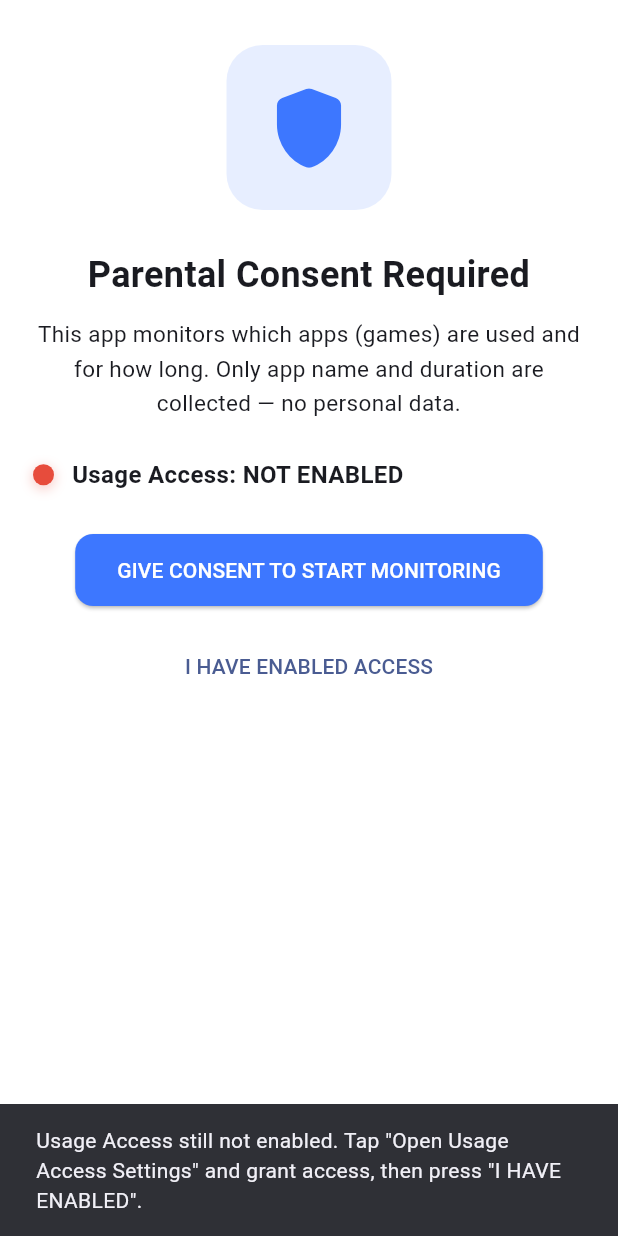
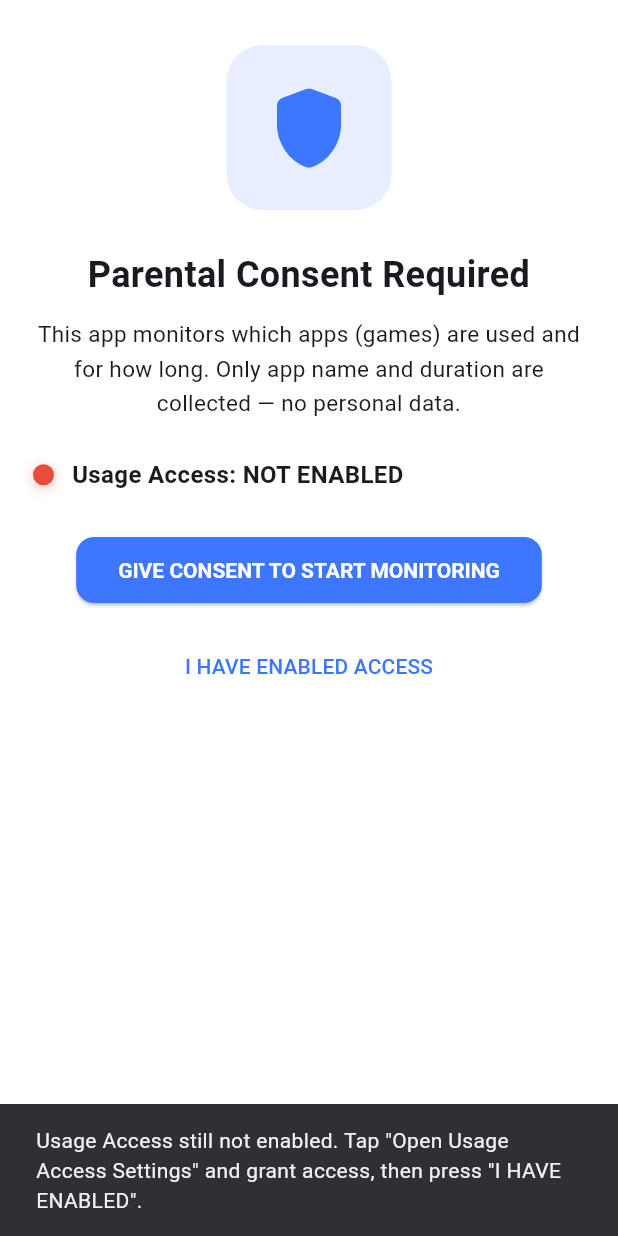
Before and after one commit to Jeseem24/gaming_monitor_app, a Flutter app: the screen it shows after launch, after a tap on "I HAVE ENABLED ACCESS", on a phone screen of 412 x 824 dp. Run offline on Flutter 3.47's test engine with Material 3 defaults, Android fonts, the phone set to English and light mode, and no system bars; our stand-ins replace permission_handler, shared_preferences, sqflite; accounts and stored records are empty; network calls fail.

Commit message:
Update main app bootstrap and routing

```diff
--- a/lib/main.dart
+++ b/lib/main.dart
@@ -1,13 +1,16 @@
 // lib/main.dart
+
 import 'package:flutter/material.dart';
 import 'package:shared_preferences/shared_preferences.dart';
 import 'package:permission_handler/permission_handler.dart';
 
-// FIXED: All imports converted to safe relative imports
+// Screens
 import 'screens/installed_games_screen.dart';
 import 'screens/consent_screen.dart';
 import 'screens/notification_gate_screen.dart';
 import 'screens/pin_create_screen.dart';
+import 'screens/login_screen.dart';
+import 'screens/child_selection_screen.dart';
 import 'screens/monitoring_screen.dart';
 
 void main() async {
@@ -20,20 +23,58 @@ class GamingMonitorApp extends StatelessWidget {
 
   @override
   Widget build(BuildContext context) {
+    const primaryBlue = Color(0xFF3D77FF);
+
     return MaterialApp(
       title: 'Gaming Monitor',
       debugShowCheckedModeBanner: false,
+
+      // ============================================================
+      //                      GLOBAL THEME
+      // ============================================================
       theme: ThemeData(
-        colorScheme: ColorScheme.fromSeed(seedColor: const Color(0xFF3D77FF)),
+        colorScheme: ColorScheme.fromSeed(
+          seedColor: primaryBlue,
+          primary: primaryBlue,
+          secondary: primaryBlue,
+        ),
+
         scaffoldBackgroundColor: Colors.white,
+
+        appBarTheme: const AppBarTheme(
+          backgroundColor: primaryBlue,
+          foregroundColor: Colors.white,
+          elevation: 0,
+        ),
+
         elevatedButtonTheme: ElevatedButtonThemeData(
-          style: ElevatedButton.styleFrom(foregroundColor: Colors.white),
+          style: ElevatedButton.styleFrom(
+            backgroundColor: primaryBlue,
+            foregroundColor: Colors.white,
+            textStyle: const TextStyle(fontWeight: FontWeight.w600),
+            padding: const EdgeInsets.symmetric(vertical: 14),
+          ),
+        ),
+
+        inputDecorationTheme: const InputDecorationTheme(
+          border: OutlineInputBorder(),
+          focusedBorder: OutlineInputBorder(
+            borderSide: BorderSide(color: primaryBlue, width: 2),
+          ),
+          labelStyle: TextStyle(color: Colors.black87),
         ),
       ),
+
+      // Router
       home: const RootRouter(),
 
-      // FIXED: route defined without package import
-      routes: {'/installed_games': (_) => const InstalledGamesScreen()},
+      // ⭐⭐⭐ ALL REQUIRED ROUTES ADDED HERE ⭐⭐⭐
+      routes: {
+        '/login': (_) => const LoginScreen(),
+        '/child-selection': (_) => const ChildSelectionScreen(),
+        '/monitoring': (_) => const MonitoringScreen(),
+        '/installed_games': (_) => const InstalledGamesScreen(),
+      },
     );
   }
 }
@@ -47,9 +88,13 @@ class RootRouter extends StatefulWidget {
 
 class _RootRouterState extends State<RootRouter> {
   bool _loading = true;
+
   bool _consentDone = false;
   bool _notifDone = false;
   bool _pinSet = false;
+
+  bool _loginDone = false;
+  bool _childSelected = false;
 
   @override
   void initState() {
@@ -60,20 +105,30 @@ class _RootRouterState extends State<RootRouter> {
   Future<void> _bootstrap() async {
     final prefs = await SharedPreferences.getInstance();
 
+    // Read states
     _consentDone = prefs.getBool('consent_done') ?? false;
     _notifDone = prefs.getBool('notif_done') ?? false;
     _pinSet = prefs.getBool('pin_set') ?? false;
 
+    // Login check
+    final parentId = prefs.getString("parent_id");
+    _loginDone = parentId != null && parentId.isNotEmpty;
+
+    // Selected child check
+    final childId = prefs.getString("selected_child_id");
+    _childSelected = childId != null && childId.isNotEmpty;
+
+    // Notification permission logic
     if (!_notifDone) {
       final status = await Permission.notification.status;
       if (!status.isGranted) {
         final result = await Permission.notification.request();
         if (result.isGranted) {
-          await prefs.setBool('notif_done', true);
+          await prefs.setBool("notif_done", true);
           _notifDone = true;
         }
       } else {
-        await prefs.setBool('notif_done', true);
+        await prefs.setBool("notif_done", true);
         _notifDone = true;
       }
     }
@@ -87,10 +142,14 @@ class _RootRouterState extends State<RootRouter> {
       return const Scaffold(body: Center(child: CircularProgressIndicator()));
     }
 
+    // App step-by-step flow
     if (!_consentDone) return const ConsentScreen();
     if (!_notifDone) return const NotificationGateScreen();
     if (!_pinSet) return const PinCreateScreen();
 
+    if (!_loginDone) return const LoginScreen();
+    if (!_childSelected) return const ChildSelectionScreen();
+
     return const MonitoringScreen();
   }
 }
```
